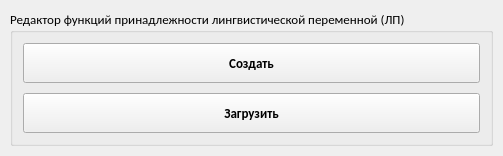
Above: ui/menu_window.ui from WeeIIer/knowledge_representation-lab_2 before the change. Below: the same form after it.
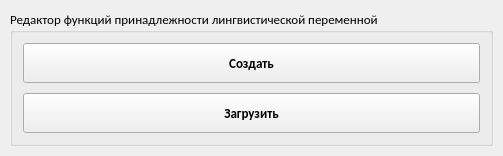
That is the form after the change.

```diff
--- a/ui/menu_window.ui
+++ b/ui/menu_window.ui
@@ -73,7 +73,7 @@
         </size>
        </property>
        <property name="title">
-        <string>Редактор функций принадлежности лингвистической переменной (ЛП)</string>
+        <string>Редактор функций принадлежности лингвистической переменной</string>
        </property>
        <layout class="QVBoxLayout" name="verticalLayout">
         <property name="spacing">
```
